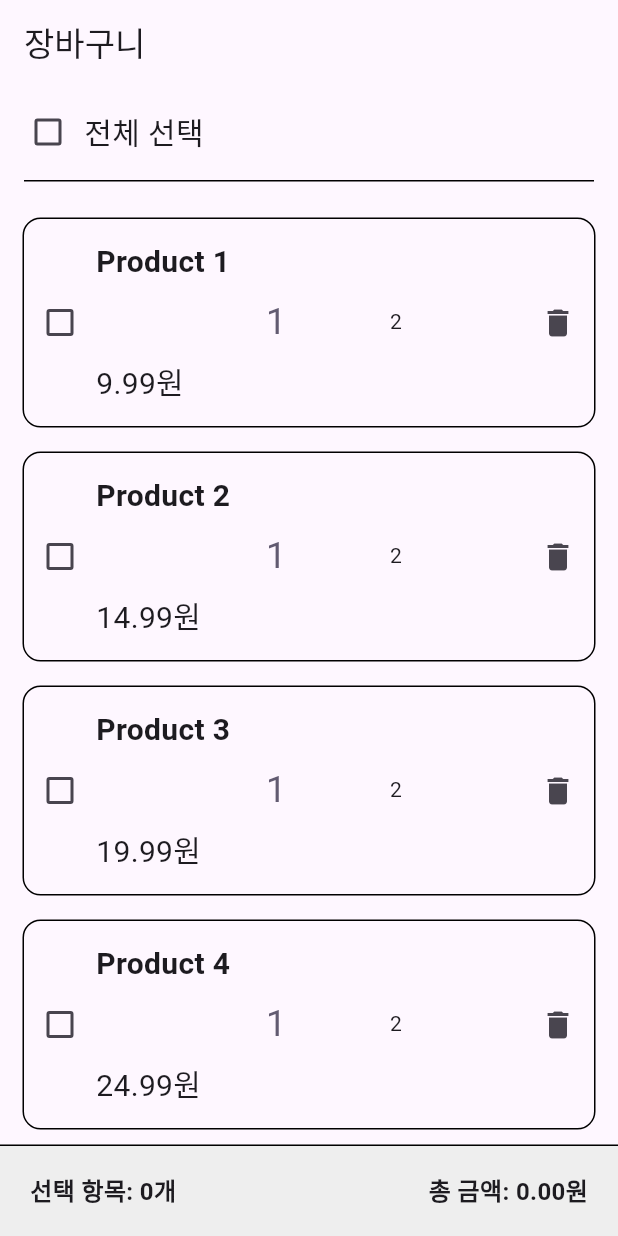
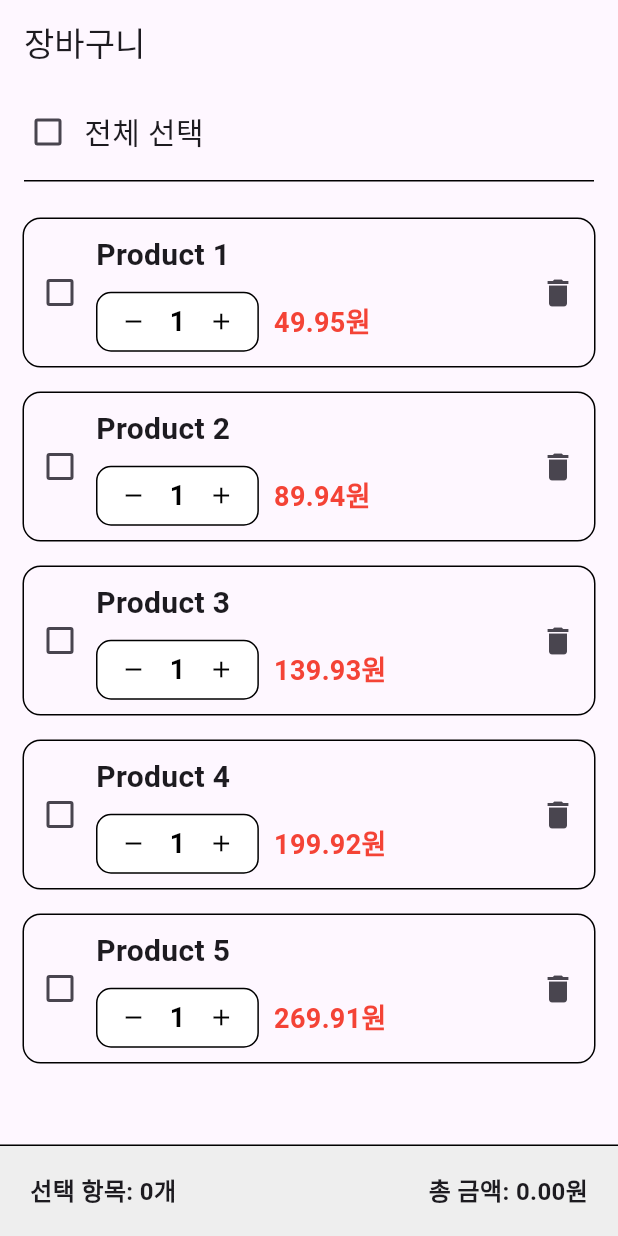
Before and after one commit to y2kpaulh/flutter_shopping_cart, a Flutter app: the screen it shows after launch, on a phone screen of 412 x 824 dp. Run offline on Flutter 3.47's test engine with Material 3 defaults, Android fonts, the phone set to English and light mode, and no system bars; drawn by our look-alikes of numberpicker; our stand-ins replace flutter_hooks, freezed_annotation, hooks_riverpod.

Commit message:
number picker 적용

```diff
--- a/lib/cart_item_tile.dart
+++ b/lib/cart_item_widget.dart
@@ -1,5 +1,6 @@
 // 장바구니 아이템 위젯
 import 'package:flutter/material.dart';
+import 'package:flutter_list_example/order_number_picker.dart';
 import 'package:flutter_list_example/presentation/cart_item.dart';
 import 'package:hooks_riverpod/hooks_riverpod.dart';
 import 'package:numberpicker/numberpicker.dart';
@@ -23,7 +24,7 @@
     return Padding(
       padding: const EdgeInsets.symmetric(vertical: 8, horizontal: 15),
       child: Container(
-          height: 140,
+          height: 100,
           decoration: BoxDecoration(
             border: Border.all(color: Colors.black, width: 1.0),
             borderRadius: BorderRadius.circular(12.0),
@@ -41,22 +42,22 @@
                   crossAxisAlignment: CrossAxisAlignment.start,
                   children: [
                     Text(item.name, style: const TextStyle(fontSize: 20, fontWeight: FontWeight.bold),),
-                    Column(
-                      mainAxisSize: MainAxisSize.min,
-                      crossAxisAlignment: CrossAxisAlignment.start,
+                    const SizedBox(height: 10,),
+                    Row(
                       children: [
-                        NumberPicker(
-                          axis: Axis.horizontal,
-                          value: item.quantity,
-                          itemWidth: 80,
-                          itemHeight: 50,
-                          minValue: 1,
-                          maxValue: 99,
-                          onChanged: (value) => onQuantityChanged(value),
+                        SizedBox(
+                          height: 40,
+                          child: OrderNumberPicker(
+                            maxValue: item.quantity,
+                            onChanged: (value) {
+                              onQuantityChanged(value);
+                            },
+                          ),
                         ),
+                        const SizedBox(width: 10,),
                         Text('${(item.price * item.quantity).toStringAsFixed(2)}원',
                           textAlign: TextAlign.start,
-                          style: const TextStyle(fontSize: 20),),
+                          style: const TextStyle(color: Colors.red, fontSize: 18, fontWeight: FontWeight.bold),),
                       ],
                     )
                   ],
--- a/lib/cart_screen.dart
+++ b/lib/cart_screen.dart
@@ -3,7 +3,7 @@
 import 'package:flutter_list_example/presentation/cart_provider.dart';
 import 'package:hooks_riverpod/hooks_riverpod.dart';
 
-import 'cart_item_tile.dart';
+import 'cart_item_widget.dart';
 
 class CartScreen extends HookConsumerWidget {
   const CartScreen({super.key});
--- /dev/null
+++ b/lib/order_number_picker.dart
@@ -0,0 +1,94 @@
+import 'package:flutter/material.dart';
+
+class OrderNumberPicker extends StatefulWidget {
+  final int initialValue;
+  final int minValue;
+  final int maxValue;
+  final int stepValue;
+  final Color backgroundColor;
+  final Color themeColor;
+  final void Function(int value)? onChanged;
+
+  const OrderNumberPicker({
+    super.key,
+    this.initialValue = 1,
+    this.minValue = 1,
+    required this.maxValue,
+    this.stepValue = 1,
+    this.backgroundColor = Colors.white,
+    this.themeColor = Colors.black,
+    this.onChanged,
+  });
+
+  @override
+  State<OrderNumberPicker> createState() => _OrderNumberPickerState();
+}
+
+class _OrderNumberPickerState extends State<OrderNumberPicker> {
+  late Color _themeColor;
+  late Color _backgroundColor;
+  late int _maxValue;
+
+  late int _currentValue;
+
+  @override
+  void initState() {
+    super.initState();
+    _themeColor = widget.themeColor;
+    _backgroundColor = widget.backgroundColor;
+    _maxValue = widget.maxValue;
+    _currentValue = widget.initialValue;
+  }
+
+  void _decrementValue() {
+    final newValue = _currentValue - widget.stepValue;
+    _updateValue(newValue.clamp(widget.minValue, _maxValue));
+  }
+
+  void _incrementValue() {
+    final newValue = _currentValue + widget.stepValue;
+    _updateValue(newValue.clamp(widget.minValue, _maxValue));
+  }
+
+  void _updateValue(int newValue) {
+    setState(() {
+      _currentValue = newValue;
+    });
+    if (widget.onChanged != null) {
+      widget.onChanged!(_currentValue);
+    }
+  }
+
+  @override
+  Widget build(BuildContext context) {
+    return Container(
+      decoration: BoxDecoration(
+        color: _backgroundColor,
+        border: Border.all(
+          width: 1,
+          color: _themeColor,
+        ),
+        borderRadius: BorderRadius.circular(10),
+      ),
+      child: Row(
+        mainAxisSize: MainAxisSize.min,
+        mainAxisAlignment: MainAxisAlignment.center,
+        children: [
+          IconButton(
+            color: _themeColor,
+            icon: const Icon(Icons.remove),
+            iconSize: 18,
+            onPressed: _decrementValue,
+          ),
+          Text('$_currentValue', style: TextStyle(color: _themeColor, fontSize: 18, fontWeight: FontWeight.bold),),
+          IconButton(
+            color: _themeColor,
+            icon: const Icon(Icons.add),
+            iconSize: 18,
+            onPressed: _incrementValue,
+          ),
+        ],
+      ),
+    );
+  }
+}
--- a/lib/presentation/cart_notifier.dart
+++ b/lib/presentation/cart_notifier.dart
@@ -32,11 +32,11 @@
   void addMockData() {
     state = [
       ...state,
-      const CartItem(id: 1, name: 'Product 1', price: 9.99),
-      const CartItem(id: 2, name: 'Product 2', price: 14.99),
-      const CartItem(id: 3, name: 'Product 3', price: 19.99),
-      const CartItem(id: 4, name: 'Product 4', price: 24.99),
-      const CartItem(id: 5, name: 'Product 5', price: 29.99),
+      const CartItem(id: 1, name: 'Product 1', price: 9.99, quantity: 5),
+      const CartItem(id: 2, name: 'Product 2', price: 14.99, quantity: 6),
+      const CartItem(id: 3, name: 'Product 3', price: 19.99, quantity: 7),
+      const CartItem(id: 4, name: 'Product 4', price: 24.99, quantity: 8),
+      const CartItem(id: 5, name: 'Product 5', price: 29.99, quantity: 9),
     ];
   }
 
```
